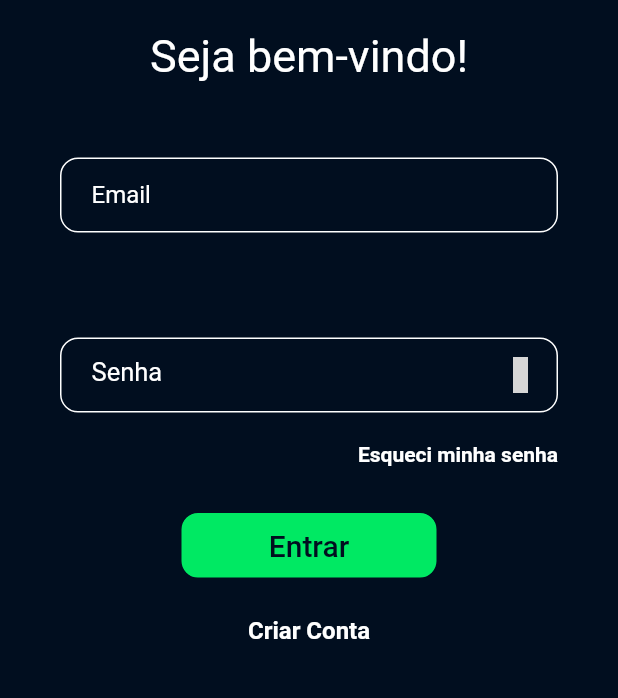
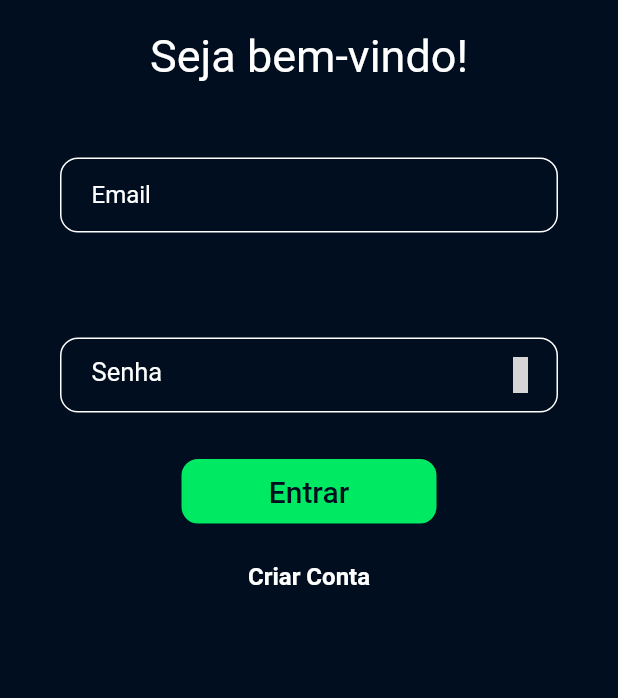
Before and after one commit to gzeloni/desafio-capyba, a Flutter app: the screen it shows after launch, on a phone screen of 412 x 824 dp, the part 405-1103 px from its top. Run offline on Flutter 3.47's test engine with Material 2 defaults, Android fonts, the phone set to English and light mode, and no system bars; our stand-ins replace camera, cloud_firestore, firebase_auth, firebase_core, firebase_storage, iconsax; accounts and stored records are empty; Roboto replaces fonts that are missing (PaytoneOne, Poppins); grey boxes are pictures that could not be loaded.

Commit message:
more documentation

```diff
--- a/lib/core/globals/globals.dart
+++ b/lib/core/globals/globals.dart
@@ -1,4 +1,6 @@
 import 'package:flutter/material.dart';
 
+/// Essa GlobalKey torna possível o uso do ScaffoldMessenger
+/// em qualquer tela, tem precisar passar um context
 final GlobalKey<ScaffoldMessengerState> snackbarKey =
     GlobalKey<ScaffoldMessengerState>();
--- a/lib/src/models/loading_windows/camera_loading_window.dart
+++ b/lib/src/models/loading_windows/camera_loading_window.dart
@@ -1,5 +1,6 @@
 import 'package:flutter/material.dart';
 
+// Carrega uma animação de loading ¯\_(ツ)_/¯
 class CameraLoading extends StatelessWidget {
   const CameraLoading({super.key});
 
--- a/lib/src/models/loading_windows/loading_window.dart
+++ b/lib/src/models/loading_windows/loading_window.dart
@@ -1,5 +1,6 @@
 import 'package:flutter/material.dart';
 
+// Carrega uma animação de loading ¯\_(ツ)_/¯
 class LoadingWindow extends StatelessWidget {
   const LoadingWindow({super.key});
 
--- a/lib/src/models/post_card/post_card.dart
+++ b/lib/src/models/post_card/post_card.dart
@@ -1,5 +1,9 @@
 import 'package:flutter/material.dart';
 
+/// Card usado para os conteúdos provenientes
+/// das collections do firebase.
+/// Pode ser reutilizado em qualquer tela.
+/// Gostei desse.
 class PostCard extends StatefulWidget {
   const PostCard(
       {super.key, required this.titulo, required this.conteudo, this.imagem});
--- a/lib/src/models/welcome_message/welcome.dart
+++ b/lib/src/models/welcome_message/welcome.dart
@@ -1,5 +1,7 @@
 import 'package:flutter/material.dart';
 
+/// Imagem que aparece na tela principal e
+/// na tela de criação de conta.
 class Welcome extends StatelessWidget {
   const Welcome({
     super.key,
--- a/lib/src/navbar/navbar.dart
+++ b/lib/src/navbar/navbar.dart
@@ -2,6 +2,8 @@ import 'package:desafio_capyba/src/screens/home.dart';
 import 'package:desafio_capyba/src/screens/restricted_area.dart';
 import 'package:flutter/material.dart';
 
+/// A NavBar compõe a tela e faz a navegação pelas telas
+/// HomePage e RestrictArea.
 class NavBar extends StatefulWidget {
   const NavBar({super.key});
 
--- a/lib/src/screens/login_page.dart
+++ b/lib/src/screens/login_page.dart
@@ -105,36 +105,8 @@ class _LoginPageState extends State<LoginPage> {
                   ),
                 ),
                 const SizedBox(
-                  height: 20,
+                  height: 30,
                 ),
-                Padding(
-                  padding: const EdgeInsets.symmetric(horizontal: 20.0),
-                  child: Row(
-                    mainAxisAlignment: MainAxisAlignment.end,
-                    children: [
-                      GestureDetector(
-                        onTap: () {
-                          // showDialog(
-                          //   context: context,
-                          //   builder: (context) {
-                          //     return changePassword();
-                          //   },
-                          // );
-                        },
-                        child: const Text(
-                          'Esqueci minha senha',
-                          style: TextStyle(
-                              fontFamily: 'Poppins',
-                              color: Colors.white,
-                              fontSize: 14,
-                              fontWeight: FontWeight.bold),
-                        ),
-                      ),
-                    ],
-                  ),
-                ),
-
-                const SizedBox(height: 30),
 
                 //LoginButton
                 Padding(
--- a/lib/src/screens/restricted_area.dart
+++ b/lib/src/screens/restricted_area.dart
@@ -6,6 +6,8 @@ import 'package:desafio_capyba/src/models/loading_windows/loading_window.dart';
 import 'package:desafio_capyba/src/models/post_card/post_card.dart';
 import 'package:flutter/material.dart';
 
+/// É um clone da tela HomePage mas que só gera itens
+/// na tela se isVerified == true
 class RestrictArea extends StatefulWidget {
   const RestrictArea({super.key});
 
```
Also changed, not shown: lib/src/screens/camera_screen.dart (+26 -34 lines), lib/src/screens/home.dart (+10 -0 lines), lib/src/screens/new_user.dart (+6 -3 lines).
